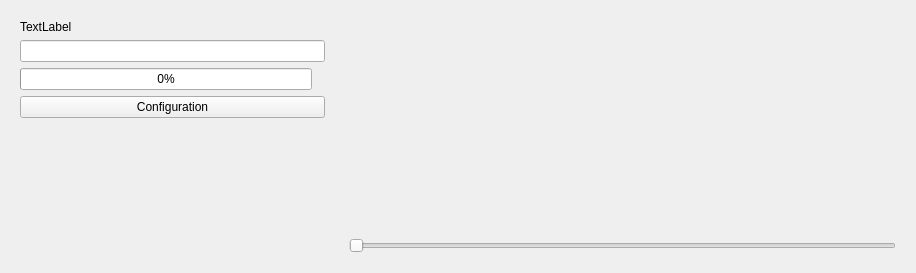
This is forms/sensorpanel.ui in GaitRehabilitation/SMART as Qt 5 draws it before an edit. The edited form follows.
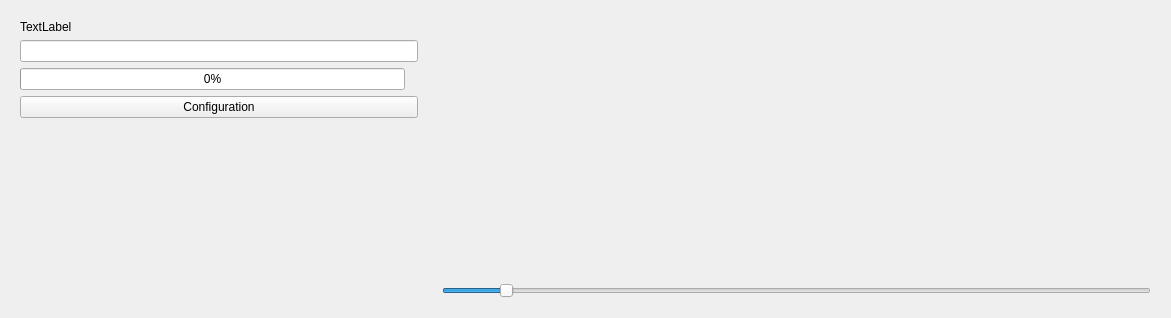
This is the edited form. Custom widgets are drawn as their Qt base class.

Patch:
```diff
--- a/forms/sensorpanel.ui
+++ b/forms/sensorpanel.ui
@@ -6,8 +6,8 @@
    <rect>
     <x>0</x>
     <y>0</y>
-    <width>916</width>
-    <height>273</height>
+    <width>1171</width>
+    <height>318</height>
    </rect>
   </property>
   <property name="minimumSize">
@@ -97,6 +97,9 @@
          <number>1000</number>
         </property>
         <property name="maximum">
+         <number>50000</number>
+        </property>
+        <property name="value">
          <number>5000</number>
         </property>
         <property name="orientation">
```
